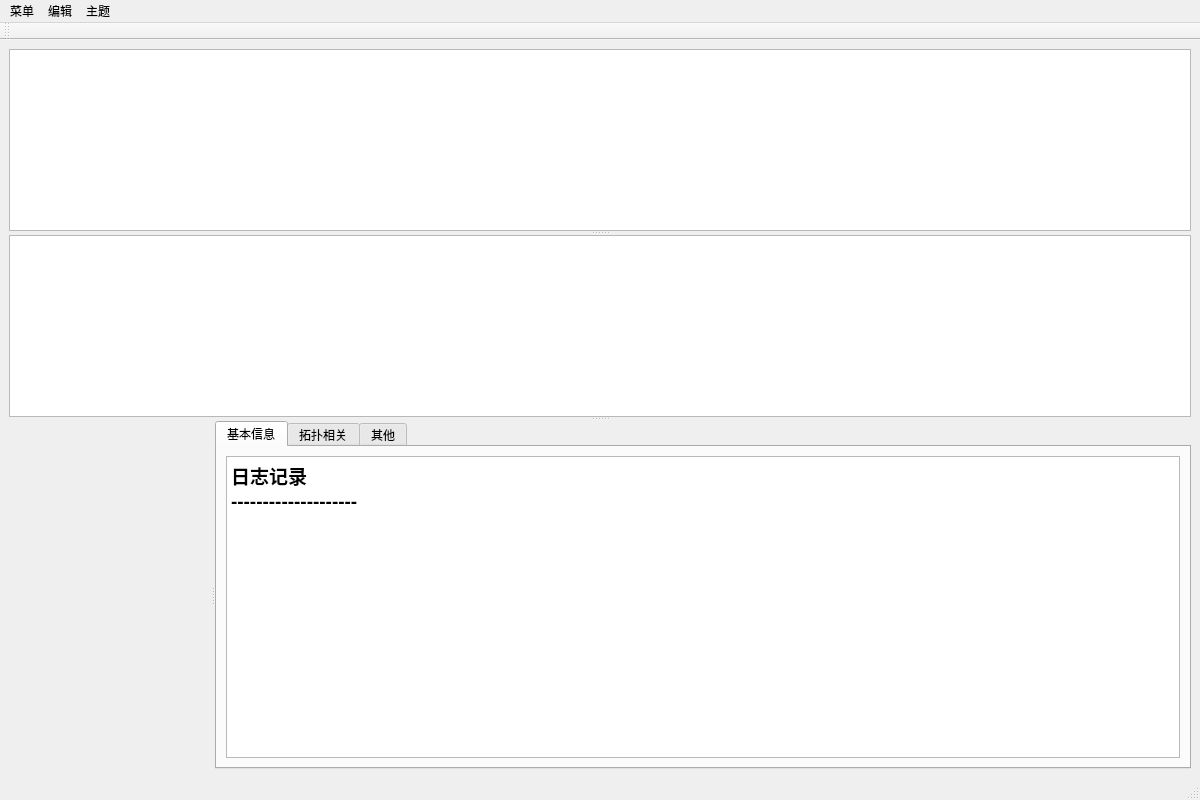
The window that PageUI/mainPage.ui (lxambulance/CoLoRagent) describes before a commit, drawn with Qt 5.
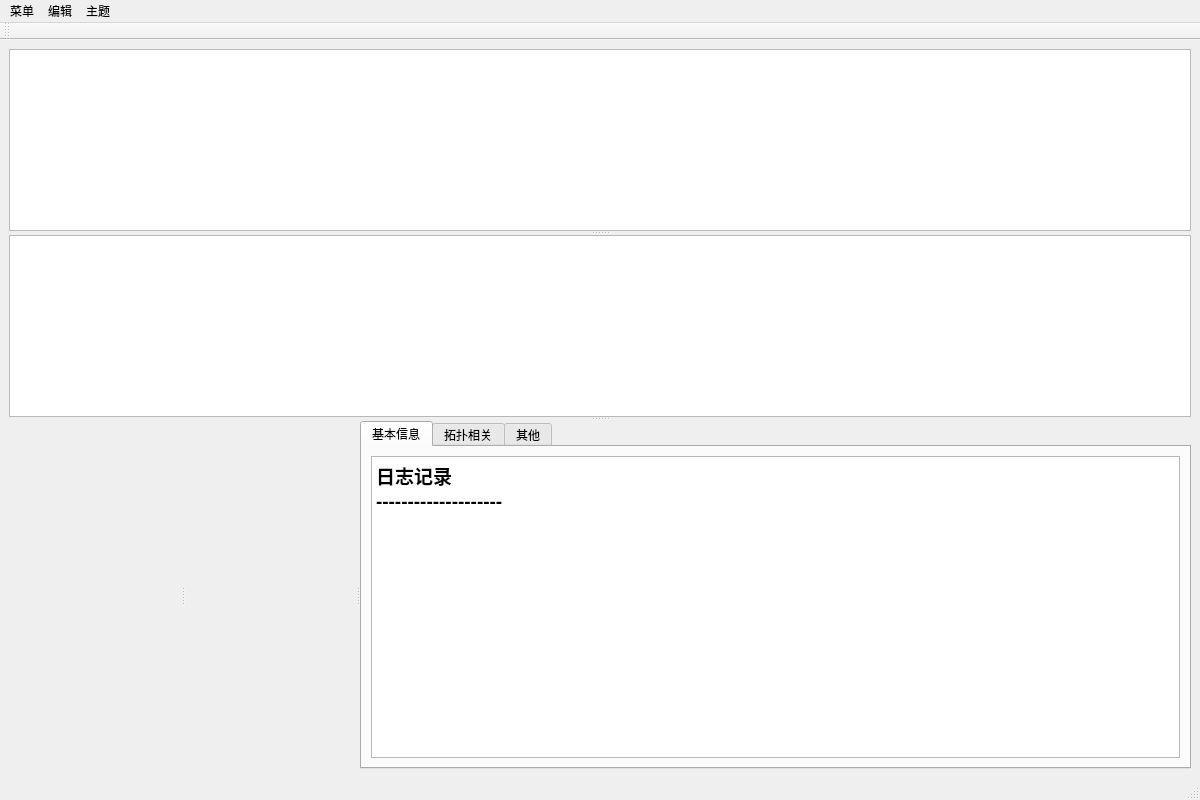
The same window after the commit. The open tabs and pages were chosen to show the change. Icons and pictures are not drawn. Custom widgets are drawn as their Qt base class.

Commit message: feat(topoGraphicScene): 添加拓扑图自动布局；feat(data): 编码现有拓扑图

```diff
--- a/PageUI/mainPage.ui
+++ b/PageUI/mainPage.ui
@@ -18,8 +18,8 @@
     <normaloff>.</normaloff>.</iconset>
   </property>
   <widget class="QWidget" name="centralwidget">
-   <layout class="QVBoxLayout" name="verticalLayout_2">
-    <item>
+   <layout class="QGridLayout" name="gridLayout_3">
+    <item row="0" column="0">
      <widget class="QSplitter" name="splitter_horizon">
       <property name="orientation">
        <enum>Qt::Vertical</enum>
@@ -39,6 +39,7 @@
         <enum>Qt::Horizontal</enum>
        </property>
        <widget class="GraphicWindow" name="graphics" native="true"/>
+       <widget class="GraphicWindow" name="graphics_local" native="true"/>
        <widget class="QTabWidget" name="tabWidget">
         <property name="currentIndex">
          <number>1</number>
```
Left out of the diff: 2 changed lines with no effect on the pictures. The commit also changes 7 other files.
